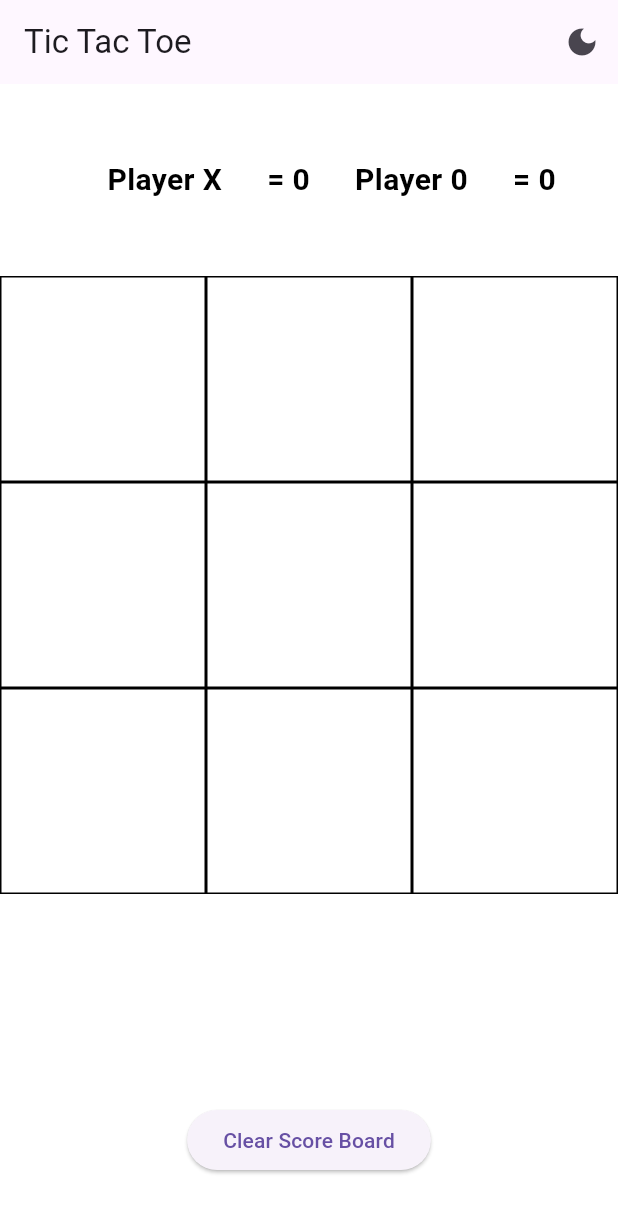
After one commit to dev-rahul-0/TicTacToe, a Flutter app: the screen it shows after launch, on a phone screen of 412 x 824 dp. The commit adds this screen. Shown: the top 1213 px of the screen. Run offline on Flutter 3.47's test engine with Material 3 defaults, Android fonts, the light colour scheme and no system bars.

Commit message:
Deviding the widgets

```diff
--- a/lib/main.dart
+++ b/lib/main.dart
@@ -1,4 +1,5 @@
 import 'package:flutter/material.dart';
+import 'package:tiktak/widgets/minitictactoe.dart';
 
 void main() {
   runApp(const MyApp());
@@ -96,34 +97,11 @@
               ],
             ),
           ),
-          Expanded(
-            flex: 4,
-            child: GridView.builder(
-                itemCount: 9,
-                gridDelegate: const SliverGridDelegateWithFixedCrossAxisCount(
-                    crossAxisCount: 3),
-                itemBuilder: (BuildContext context, int index) {
-                  return GestureDetector(
-                    onTap: () {
-                      _tapped(index);
-                    },
-                    child: Container(
-                      decoration: BoxDecoration(
-                        border: Border.all(
-                          color: _getBorderColor(),
-                        ),
-                      ),
-                      child: Center(
-                        child: Text(
-                          displayElement[index],
-                          style:
-                              TextStyle(color: _getTextColor(), fontSize: 35),
-                        ),
-                      ),
-                    ),
-                  );
-                }),
-          ),
+          MiniTicTacToe(
+              getBorderColor: _getBorderColor(),
+              displayElement: displayElement,
+              getTextColor: _getTextColor(),
+              tapped: _tapped),
           Expanded(
             child: Row(
               mainAxisAlignment: MainAxisAlignment.center,
--- /dev/null
+++ b/lib/widgets/minitictactoe.dart
@@ -0,0 +1,46 @@
+import 'package:flutter/material.dart';
+
+class MiniTicTacToe extends StatelessWidget {
+  final void Function(int)? tapped;
+  final Color getBorderColor;
+  final List displayElement;
+  final Color getTextColor;
+  const MiniTicTacToe({
+    super.key,
+    this.tapped,
+    required this.getBorderColor,
+    required this.displayElement,
+    required this.getTextColor,
+  });
+
+  @override
+  Widget build(BuildContext context) {
+    return Expanded(
+      flex: 4,
+      child: GridView.builder(
+          itemCount: 9,
+          gridDelegate: const SliverGridDelegateWithFixedCrossAxisCount(
+              crossAxisCount: 3),
+          itemBuilder: (BuildContext context, int index) {
+            return GestureDetector(
+              onTap: () {
+                tapped!(index);
+              },
+              child: Container(
+                decoration: BoxDecoration(
+                  border: Border.all(
+                    color: getBorderColor,
+                  ),
+                ),
+                child: Center(
+                  child: Text(
+                    displayElement[index],
+                    style: TextStyle(color: getTextColor, fontSize: 35),
+                  ),
+                ),
+              ),
+            );
+          }),
+    );
+  }
+}
```
